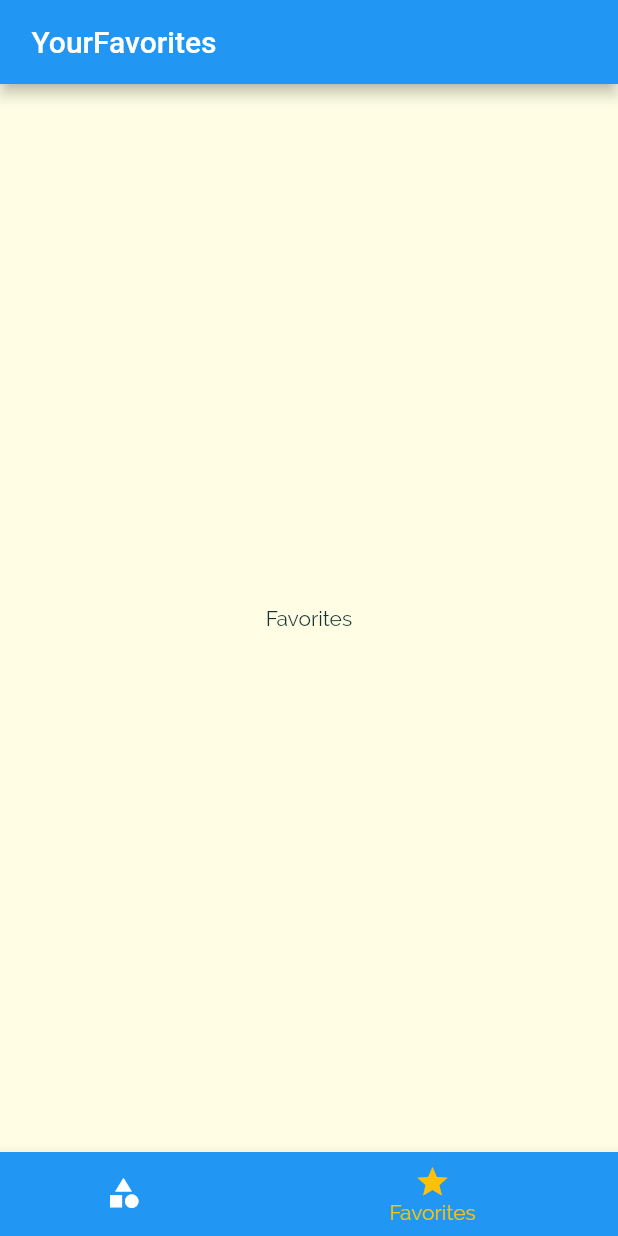
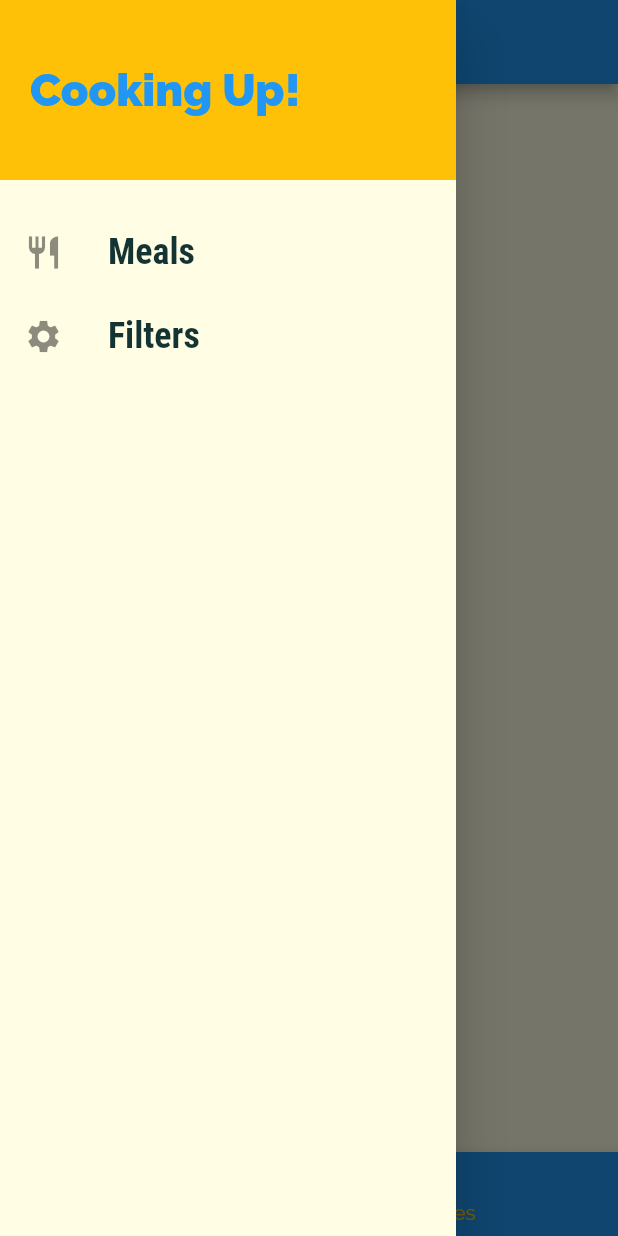
Before and after one commit to mo1501/meals_app, a Flutter app: the screen it shows after launch, item 2 of the bottom bar chosen, with the side drawer open (before the commit the screen has no drawer), on a phone screen of 412 x 824 dp. Run offline on Flutter 3.47's test engine with Material 2 defaults, Android fonts, the phone set to English and light mode, and no system bars.

Commit message:
finished module

```diff
--- a/lib/main.dart
+++ b/lib/main.dart
@@ -1,13 +1,69 @@
 import 'package:flutter/material.dart';
+import 'package:meals_app/dummy_data.dart';
+import 'package:meals_app/screens/filters_screen.dart';
 import 'package:meals_app/screens/meal_detail_screen.dart';
 import 'package:meals_app/screens/tabs_screen.dart';
 import 'screens/categories_screen.dart';
 import 'screens/category_meals_screen.dart';
 import 'widgets/category_item.dart';
+import './models/meal.dart';
 
 void main() => runApp(MyApp());
 
-class MyApp extends StatelessWidget {
+class MyApp extends StatefulWidget {
+  @override
+  State<MyApp> createState() => _MyAppState();
+}
+
+class _MyAppState extends State<MyApp> {
+  Map<String, bool> filters = {
+    'gluten': false,
+    'lactose': false,
+    'Vegetarian': false,
+    'Vegan': false,
+  };
+
+  List<Meal> availableMeals = DUMMY_MEALS;
+  List<Meal> favoriteMeals = [];
+
+  void setFilters(Map<String, bool> filterData) {
+    setState(() {
+      filters = filterData;
+      availableMeals = DUMMY_MEALS.where((meal) {
+        if (filters['gluten'] != null && !meal.isGlutenFree) {
+          return false;
+        }
+        if (filters['lactose'] != null && !meal.isLactoseFree) {
+          return false;
+        }
+        if (filters['Vegetarian'] != null && !meal.isVegetarian) {
+          return false;
+        }
+        if (filters['vegan'] != null && !meal.isVegan) {
+          return false;
+        }
+        return true;
+      }).toList();
+    });
+  }
+
+  void toggleFavorite(String mealId) {
+    final existingIndex = favoriteMeals.indexWhere((meal) => meal.id == mealId);
+    if (existingIndex >= 0) {
+      setState(() {
+        favoriteMeals.removeAt(existingIndex);
+      });
+    } else {
+      setState(() {
+        favoriteMeals.add(DUMMY_MEALS.firstWhere((meal) => meal.id == mealId));
+      });
+    }
+  }
+
+  bool isMealFavorite(String id) {
+    return favoriteMeals.any((meal) => meal.id == id);
+  }
+
   @override
   Widget build(BuildContext context) {
     return MaterialApp(
@@ -33,10 +89,12 @@ class MyApp extends StatelessWidget {
       initialRoute: '/', // default is '/'
 
       routes: {
-        '/': (ctx) => TabsScreen(),
+        '/': (ctx) => TabsScreen(favoriteMeals),
         // '/category-meals': (ctx) => CategoryMealsScreen(),
-        CategoryMealsScreen.routeName: (ctx) => CategoryMealsScreen(),
-        MealDetailScreen.routeName: (ctx) => MealDetailScreen(),
+        CategoryMealsScreen.routeName: (ctx) =>
+            CategoryMealsScreen(availableMeals),
+        MealDetailScreen.routeName: (ctx) => MealDetailScreen(toggleFavorite,isMealFavorite),
+        FilterScreen.routeName: (ctx) => FilterScreen(setFilters, filters),
       },
       // onGenerateRoute: (settings) {
       //   print(settings.arguments);
--- a/lib/models/meal.dart
+++ b/lib/models/meal.dart
@@ -18,6 +18,7 @@ class Meal {
   final bool isVegan;
   final bool isVegetarian;
 
+
   const Meal(
     {
       required this.id,
--- a/lib/screens/favorites_screen.dart
+++ b/lib/screens/favorites_screen.dart
@@ -1,14 +1,33 @@
 import 'package:flutter/src/foundation/key.dart';
 import 'package:flutter/src/widgets/framework.dart';
 import 'package:flutter/material.dart';
+import '../models/meal.dart';
+import '../widgets/meal_item.dart';
 
 class FavoritesScreen extends StatelessWidget {
-  const FavoritesScreen({Key? key}) : super(key: key);
+  final List<Meal>? favoriteMeal;
+  FavoritesScreen(this.favoriteMeal);
 
   @override
   Widget build(BuildContext context) {
-    return Center(
-      child: Text('Favorites'),
-    );
+    if (favoriteMeal!.isEmpty) {
+      return Center(
+        child: Text('You have no Favorites'),
+      );
+    } else {
+      return ListView.builder(
+        itemBuilder: (ctx, index) {
+          return MealItem(
+            id: favoriteMeal![index].id,
+            title: favoriteMeal![index].title,
+            imageUrl: favoriteMeal![index].imageUrl,
+            duration: favoriteMeal![index].duration,
+            affordability: favoriteMeal![index].affordability,
+            complexity: favoriteMeal![index].complexity,
+          );
+        },
+        itemCount: favoriteMeal!.length,
+      );
+    }
   }
 }
--- a/lib/screens/tabs_screen.dart
+++ b/lib/screens/tabs_screen.dart
@@ -3,21 +3,34 @@ import 'package:flutter/src/widgets/framework.dart';
 import 'package:flutter/material.dart';
 import 'package:meals_app/screens/categories_screen.dart';
 import 'package:meals_app/screens/favorites_screen.dart';
+import 'package:meals_app/widgets/main_drawer.dart';
+import '../models/meal.dart';
 
 class TabsScreen extends StatefulWidget {
-  const TabsScreen({Key? key}) : super(key: key);
+  final List<Meal> favoriteMeals;
+
+  TabsScreen(this.favoriteMeals);
 
   @override
   State<TabsScreen> createState() => _TabsScreenState();
 }
 
 class _TabsScreenState extends State<TabsScreen> {
-  final List<Map<String, Object>> pages = [
-    {'page': CategoriesScreen(), 'title': 'Categories'},
-    {'page': FavoritesScreen(), 'title': ' YourFavorites'},
-  ];
+  late List<Map<String, Object>> pages ;
 
   int selectedPageIndex = 0;
+  @override
+  void initState() {
+    pages = [
+      {'page': CategoriesScreen(), 'title': 'Categories'},
+      {
+        'page': FavoritesScreen(widget.favoriteMeals),
+        'title': ' YourFavorites'
+      },
+    ];
+    // TODO: implement initState
+    super.initState();
+  }
 
   void selectPage(int index) {
     setState(() {
@@ -51,6 +64,7 @@ class _TabsScreenState extends State<TabsScreen> {
       //   CategoriesScreen(),
       //   FavoritesScreen(),
       // ]),
+      drawer: MainDrawer(),
       body: pages[selectedPageIndex]['page'] as Widget,
       bottomNavigationBar: BottomNavigationBar(
         onTap: selectPage,
--- /dev/null
+++ b/lib/widgets/main_drawer.dart
@@ -0,0 +1,61 @@
+import 'dart:io';
+
+import 'package:flutter/src/foundation/key.dart';
+import 'package:flutter/src/widgets/framework.dart';
+import 'package:flutter/material.dart';
+import 'package:meals_app/screens/filters_screen.dart';
+
+class MainDrawer extends StatelessWidget {
+  const MainDrawer({Key? key}) : super(key: key);
+
+  Widget buildListTile(String title, IconData icon, dynamic tapHandler) {
+    return ListTile(
+      leading: Icon(
+        icon,
+        size: 26,
+      ),
+      title: Text(
+        title,
+        style: TextStyle(
+            fontFamily: 'RobotoCondensed',
+            fontSize: 24,
+            fontWeight: FontWeight.bold),
+      ),
+      onTap: tapHandler,
+    );
+  }
+
+  @override
+  Widget build(BuildContext context) {
+    return Drawer(
+      child: Column(
+        children: <Widget>[
+          Container(
+            height: 120,
+            width: double.infinity,
+            padding: EdgeInsets.all(20),
+            alignment: Alignment.centerLeft,
+            color: Theme.of(context).accentColor,
+            child: Text(
+              'Cooking Up!',
+              style: TextStyle(
+                fontWeight: FontWeight.w900,
+                fontSize: 30,
+                color: Theme.of(context).primaryColor,
+              ),
+            ),
+          ),
+          SizedBox(
+            height: 20,
+          ),
+          buildListTile('Meals', Icons.restaurant, () {
+            Navigator.of(context).pushReplacementNamed('/');
+          }),
+          buildListTile('Filters', Icons.settings, () {
+            Navigator.of(context).pushReplacementNamed(FilterScreen.routeName);
+          }),
+        ],
+      ),
+    );
+  }
+}
```
Also changed, not shown: lib/screens/category_meals_screen.dart (+50 -17 lines), lib/screens/filters_screen.dart (added, +117 -0 lines), lib/screens/meal_detail_screen.dart (+11 -1 lines), lib/widgets/meal_item.dart (+12 -3 lines).
